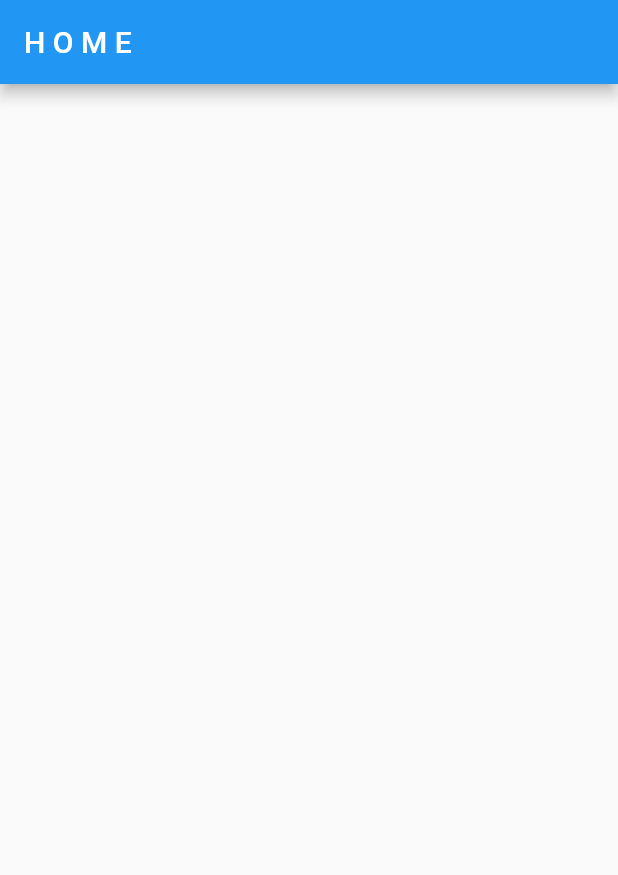
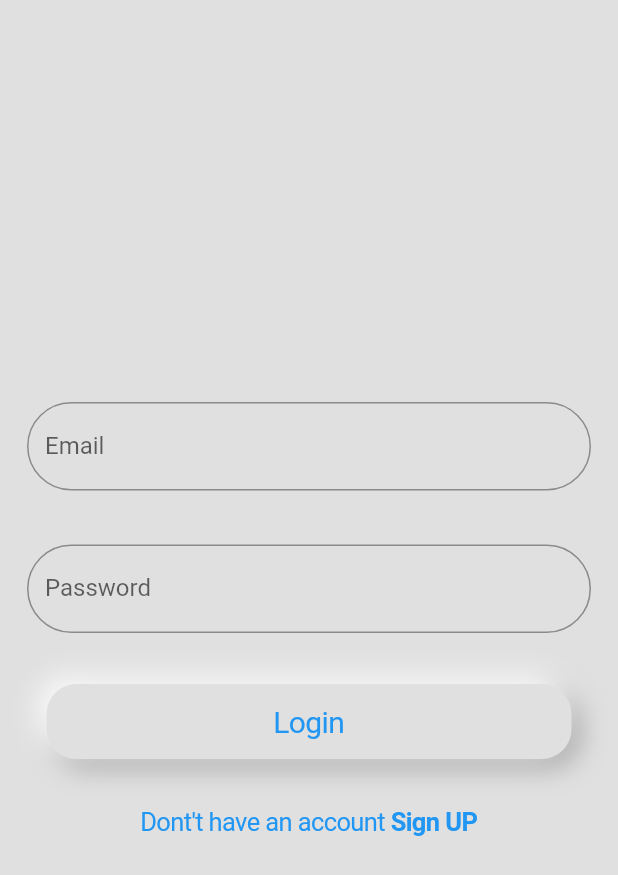
Before and after one commit to navneetprajapati26/solution-, a Flutter app: the screen it shows after launch, on a phone screen of 412 x 824 dp. Shown: the top 875 px of the screen. Run offline on Flutter 3.47's test engine with Material 2 defaults, Android fonts, the phone set to English and light mode, and no system bars.

Commit message:
login page almost done

```diff
--- a/lib/main.dart
+++ b/lib/main.dart
@@ -1,10 +1,15 @@
 import 'package:flutter/material.dart';
 import 'package:flutter/services.dart';
+import 'package:solution/screens/auth/login/login.dart';
 import 'package:solution/screens/home/home.dart';
 
 void main() {
   SystemChrome.setSystemUIOverlayStyle(SystemUiOverlayStyle(
-    systemNavigationBarColor: Color(0xFFFFFF)
+    systemNavigationBarColor: Color(0xFFFFFF),
+    statusBarColor: Color(0xFFFFFF),
+    statusBarBrightness: Brightness.dark,
+    statusBarIconBrightness: Brightness.dark,
+
   ));
   runApp(const MyApp());
 }
@@ -17,11 +22,12 @@ class MyApp extends StatelessWidget {
   Widget build(BuildContext context) {
     return MaterialApp(
       title: 'Flutter Demo',
+      debugShowCheckedModeBanner: false,
       theme: ThemeData(
 
         primarySwatch: Colors.blue,
       ),
-      home: HomeScreen(),
+      home: LoginScreen(),
     );
   }
 }
--- a/lib/screens/auth/login/login.dart
+++ b/lib/screens/auth/login/login.dart
@@ -0,0 +1,81 @@
+import 'package:flutter/cupertino.dart';
+import 'package:flutter/material.dart';
+
+import '../../../utils/neomorphism/neomorphism_box.dart';
+
+class LoginScreen extends StatefulWidget {
+  const LoginScreen({Key? key}) : super(key: key);
+
+  @override
+  State<LoginScreen> createState() => _LoginScreenState();
+}
+
+class _LoginScreenState extends State<LoginScreen> {
+  @override
+  Widget build(BuildContext context) {
+    return Scaffold(
+      backgroundColor: Colors.grey[300],
+      body: Center(
+        child: Column(
+          mainAxisAlignment: MainAxisAlignment.center,
+          children: [
+            //todo: login filed
+            Padding(
+              padding: const EdgeInsets.all(18.0),
+              child: TextField(
+                decoration: InputDecoration(
+                    border: OutlineInputBorder(
+                        borderRadius: BorderRadius.circular(30)),
+                    labelText: "Email"),
+              ),
+            ),
+            //todo: password filed
+            Padding(
+              padding: const EdgeInsets.all(18.0),
+              child: TextField(
+                decoration: InputDecoration(
+                    border: OutlineInputBorder(
+                        borderRadius: BorderRadius.circular(30)),
+                    labelText: "Password"),
+              ),
+            ),
+            CupertinoButton(
+              onPressed: () {
+                //todo: login btn
+              },
+              child: NeuBox(
+                height: 50,
+                width: 350,
+                child: Container(
+                  child: Padding(
+                    padding: const EdgeInsets.all(5.0),
+                    child: Text(
+                      "Login",
+                      style: TextStyle(fontSize: 20),
+                    ),
+                  ),
+                ),
+              ),
+            ),
+
+            CupertinoButton(
+                child: Row(
+                  mainAxisAlignment: MainAxisAlignment.center,
+                  children: [
+                    Text("Dont't have an account "),
+                    Text(
+                      "Sign UP",
+                      style: TextStyle(fontWeight: FontWeight.bold),
+                    )
+                  ],
+                ),
+                onPressed: () {
+                  //todo: Sign UP btn
+                })
+            //SizedBox(height: 100,)
+          ],
+        ),
+      ),
+    );
+  }
+}
--- a/lib/utils/neomorphism/neomorphism_box.dart
+++ b/lib/utils/neomorphism/neomorphism_box.dart
@@ -0,0 +1,37 @@
+import 'package:flutter/material.dart';
+
+class NeuBox extends StatelessWidget {
+  final child;
+  double height;
+  double width;
+  NeuBox({Key? key,required this.height, required this.width, required this.child}) : super(key: key);
+
+  @override
+  Widget build(BuildContext context) {
+    return Container(
+      height: height,
+      width: width,
+      padding: EdgeInsets.all(8),
+      child: Center(child: child,),
+      decoration: BoxDecoration(
+        color: Colors.grey[300],
+        borderRadius: BorderRadius.circular(20),
+        boxShadow: [
+          //bottom right
+          BoxShadow(
+            color: Colors.grey.shade500,
+            blurRadius: 15,
+            offset: Offset(5,5),
+          ),
+
+          //top left
+          BoxShadow(
+            color: Colors.white,
+            blurRadius: 15,
+            offset: Offset(-5,-5),
+          ),
+        ],
+      ),
+    );
+  }
+}
```
